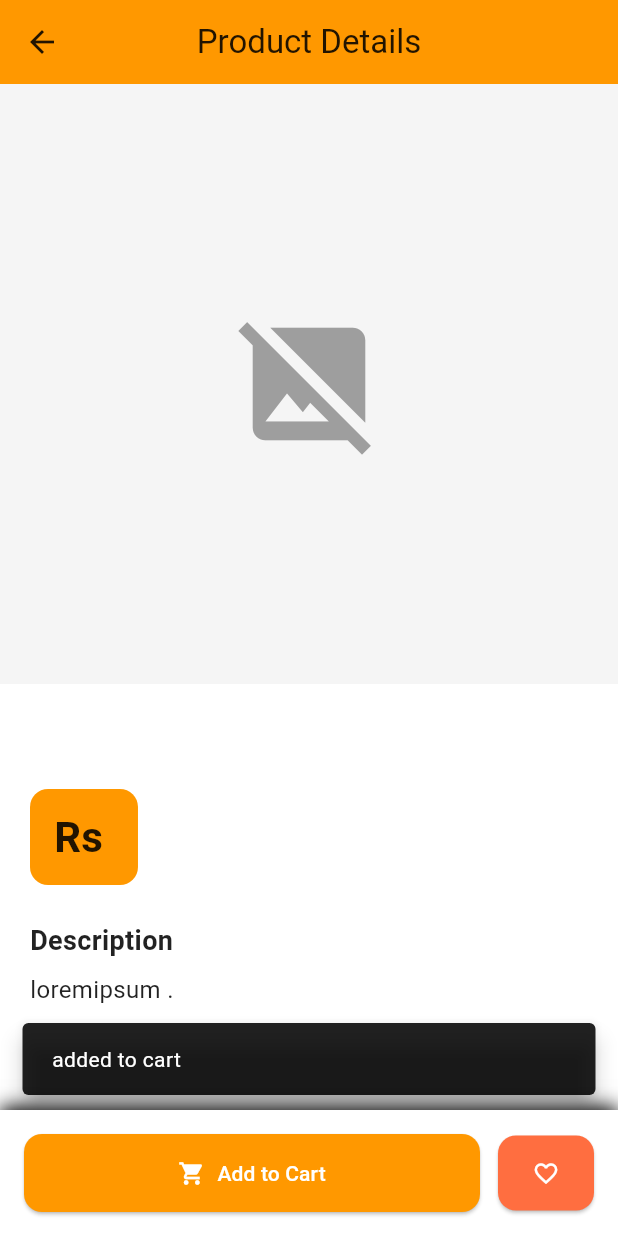
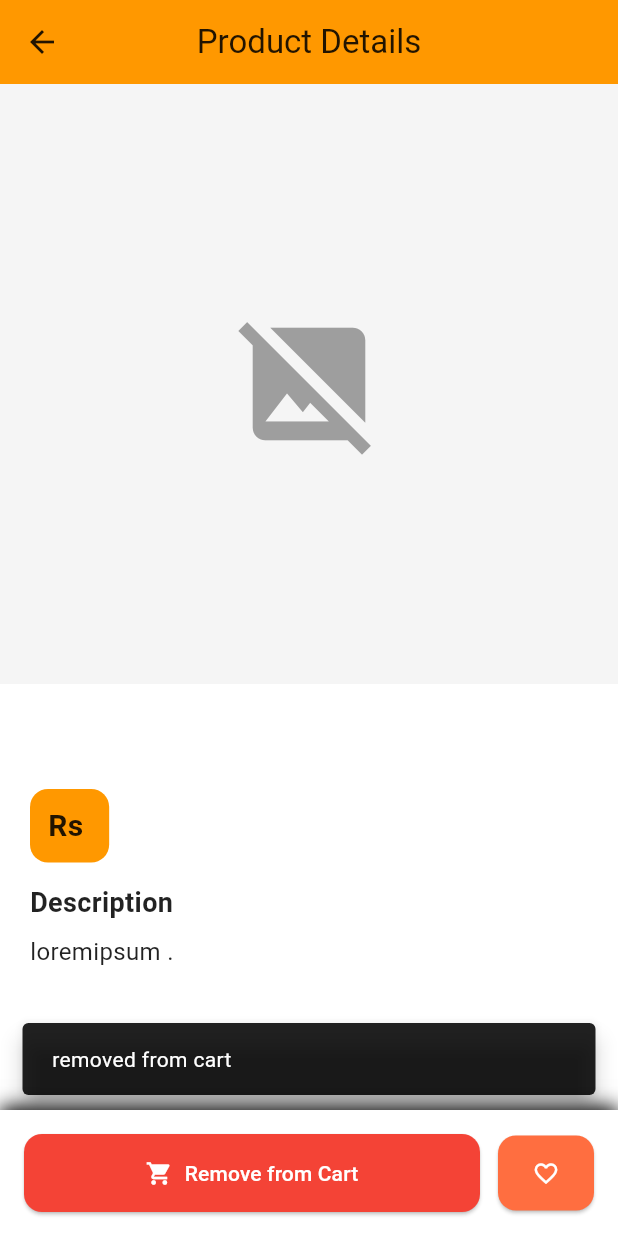
Before and after one commit to bhuwan214/demo_app_flutter, a Flutter app: the DetailsPage screen opened directly with empty values, after a tap on "Add to Cart", on a phone screen of 412 x 824 dp. Run offline on Flutter 3.47's test engine with Material 3 defaults, Android fonts, the phone set to English and light mode, and no system bars; our stand-ins replace image_picker; network calls fail.

Commit message:
fixed cart and favorites

```diff
--- a/lib/home.dart
+++ b/lib/home.dart
@@ -2,6 +2,7 @@ import 'package:flutter/material.dart';
 import 'productpage.dart';
 import 'profile_page.dart';
 import 'widget/homebody.dart';
+import 'package:demo_app/pages/cart_page.dart';
 
 class HomePage extends StatefulWidget {
   final ThemeMode themeMode;
@@ -33,7 +34,7 @@ class _HomePageState extends State<HomePage> {
     final pages = [
       const HomeBody(),
       const ProductPage(),
-      const Center(child: Text("🛒 Cart Page....")),
+      const CartPage(),
       ProfilePage(
         themeMode: widget.themeMode,
         onThemeChanged: widget.onThemeChanged,
--- a/lib/pages/detail_page.dart
+++ b/lib/pages/detail_page.dart
@@ -1,9 +1,9 @@
-// ============================================
-// FILE: detail_page.dart
-// ============================================
+
 import 'package:flutter/material.dart';
+import 'package:demo_app/pages/favorite_page.dart';
+import 'package:demo_app/pages/cart_page.dart';
 
-class DetailsPage extends StatelessWidget {
+class DetailsPage extends StatefulWidget {
   final String imageUrl;
   final String name;
   final String price;
@@ -14,6 +14,60 @@ class DetailsPage extends StatelessWidget {
     required this.name,
     required this.price,
   });
+
+  @override
+  State<DetailsPage> createState() => _DetailsPageState();
+}
+
+class _DetailsPageState extends State<DetailsPage> {
+  bool isFavorite = false;
+  bool isInCart = false;
+  late final FavoriteItem favoriteItem;
+  late final CartItem cartItem;
+  VoidCallback? _listener;
+
+  @override
+  void initState() {
+    super.initState();
+
+    favoriteItem = FavoriteItem(
+      imageUrl: widget.imageUrl,
+      name: widget.name,
+      price: widget.price,
+    );
+    cartItem = CartItem(
+      imageUrl: widget.imageUrl,
+      name: widget.name,
+      price: double.tryParse(widget.price) ?? 0.0,
+    );
+
+    isFavorite = favoritesNotifier.value.contains(favoriteItem);
+    isInCart = cartNotifier.value.contains(cartItem);
+
+    _listener = () {
+      final currentFavorite = favoritesNotifier.value.contains(favoriteItem);
+      final currentInCart = cartNotifier.value.contains(cartItem);
+
+      if (mounted &&
+         (currentFavorite != isFavorite || currentInCart != isInCart)) {
+        setState(() {
+          isFavorite = currentFavorite;
+          isInCart = currentInCart;
+        });
+      }
+    };
+    favoritesNotifier.addListener(_listener!);
+    cartNotifier.addListener(_listener!);
+  }
+
+  @override
+  void dispose() {
+    if (_listener != null) {
+      favoritesNotifier.removeListener(_listener!);
+      cartNotifier.removeListener(_listener!);
+    }
+    super.dispose();
+  }
 
   @override
   Widget build(BuildContext context) {
@@ -37,9 +91,9 @@ class DetailsPage extends StatelessWidget {
               height: 400,
               width: double.infinity,
               color: isDark ? colorScheme.surfaceContainerHighest : Colors.grey[100],
-              child: imageUrl.isNotEmpty
+              child: widget.imageUrl.isNotEmpty
                   ? Image.network(
-                      imageUrl,
+                      widget.imageUrl,
                       fit: BoxFit.contain,
                       errorBuilder: (context, error, stackTrace) {
                         return const Center(
@@ -60,7 +114,7 @@ class DetailsPage extends StatelessWidget {
                 children: [
                   // Product Name
                   Text(
-                    name,
+                    widget.name,
                     style: TextStyle(
                       fontSize: 24,
                       fontWeight: FontWeight.bold,
@@ -71,7 +125,7 @@ class DetailsPage extends StatelessWidget {
 
                   // Price
                   Container(
-                    padding: const EdgeInsets.symmetric(horizontal: 16, vertical: 12),
+                    padding: const EdgeInsets.symmetric(horizontal: 12, vertical: 10),
                     decoration: BoxDecoration(
                       color: colorScheme.primaryContainer,
                       borderRadius: BorderRadius.circular(12),
@@ -80,9 +134,9 @@ class DetailsPage extends StatelessWidget {
                       mainAxisSize: MainAxisSize.min,
                       children: [
                         Text(
-                          'Rs $price',
+                          'Rs ${widget.price}',
                           style: TextStyle(
-                            fontSize: 28,
+                            fontSize: 20,
                             fontWeight: FontWeight.bold,
                             color: colorScheme.onSurface,
                           ),
@@ -90,7 +144,7 @@ class DetailsPage extends StatelessWidget {
                       ],
                     ),
                   ),
-                  const SizedBox(height: 24),
+                  const SizedBox(height: 14),
 
                   // Description Section
                   Text(
@@ -138,17 +192,22 @@ class DetailsPage extends StatelessWidget {
               Expanded(
                 child: ElevatedButton.icon(
                   onPressed: () {
+                    toggleCartItem(cartItem);
                     ScaffoldMessenger.of(context).showSnackBar(
                       SnackBar(
-                        content: Text('$name added to cart'),
+                        content: Text(
+                          isInCart
+                            ? '${widget.name} removed from cart'
+                            : '${widget.name} added to cart'
+                        ),
                         behavior: SnackBarBehavior.floating,
                       ),
                     );
                   },
-                  icon: const Icon(Icons.shopping_cart),
-                  label: const Text('Add to Cart'),
+                  icon: Icon(isInCart ? Icons.shopping_cart : Icons.add_shopping_cart),
+                  label: Text(isInCart ? 'Remove from Cart' : 'Add to Cart'),
                   style: ElevatedButton.styleFrom(
-                    backgroundColor: colorScheme.primary,
+                    backgroundColor: isInCart ? Colors.red : colorScheme.primary,
                     foregroundColor: colorScheme.onPrimary,
                     padding: const EdgeInsets.symmetric(vertical: 16),
                     shape: RoundedRectangleBorder(
@@ -160,22 +219,31 @@ class DetailsPage extends StatelessWidget {
               const SizedBox(width: 12),
               ElevatedButton(
                 onPressed: () {
+                  toggleFavorite(favoriteItem);
                   ScaffoldMessenger.of(context).showSnackBar(
-                    const SnackBar(
-                      content: Text('Added to wishlist'),
+                    SnackBar(
+                      content: Text(
+                        isFavorite
+                          ? 'Removed from favorites'
+                          : 'Added to favorites'
+                      ),
                       behavior: SnackBarBehavior.floating,
                     ),
                   );
                 },
                 style: ElevatedButton.styleFrom(
-                  backgroundColor: colorScheme.secondaryContainer,
-                  foregroundColor: colorScheme.onSecondaryContainer,
+                  backgroundColor: isFavorite
+                    ? Colors.red
+                    : colorScheme.secondaryContainer,
+                  foregroundColor: isFavorite
+                    ? Colors.white
+                    : colorScheme.onSecondaryContainer,
                   padding: const EdgeInsets.all(16),
                   shape: RoundedRectangleBorder(
                     borderRadius: BorderRadius.circular(12),
                   ),
                 ),
-                child: const Icon(Icons.favorite_outline),
+                child: Icon(isFavorite ? Icons.favorite : Icons.favorite_outline),
               ),
             ],
           ),
@@ -183,24 +251,4 @@ class DetailsPage extends StatelessWidget {
       ),
     );
   }
-
-  Widget _buildFeature(BuildContext context, IconData icon, String text) {
-    final colorScheme = Theme.of(context).colorScheme;
-    return Padding(
-      padding: const EdgeInsets.only(bottom: 12),
-      child: Row(
-        children: [
-          Icon(icon, size: 20, color: colorScheme.primary),
-          const SizedBox(width: 12),
-          Text(
-            text,
-            style: TextStyle(
-              fontSize: 16,
-              color: colorScheme.onSurface.withValues(),
-            ),
-          ),
-        ],
-      ),
-    );
-  }
 }
```
Also changed, not shown: lib/pages/cart_page.dart (added, +306 -0 lines), lib/pages/favorite_page.dart (added, +130 -0 lines), lib/providers/cart_provider.dart (added).
